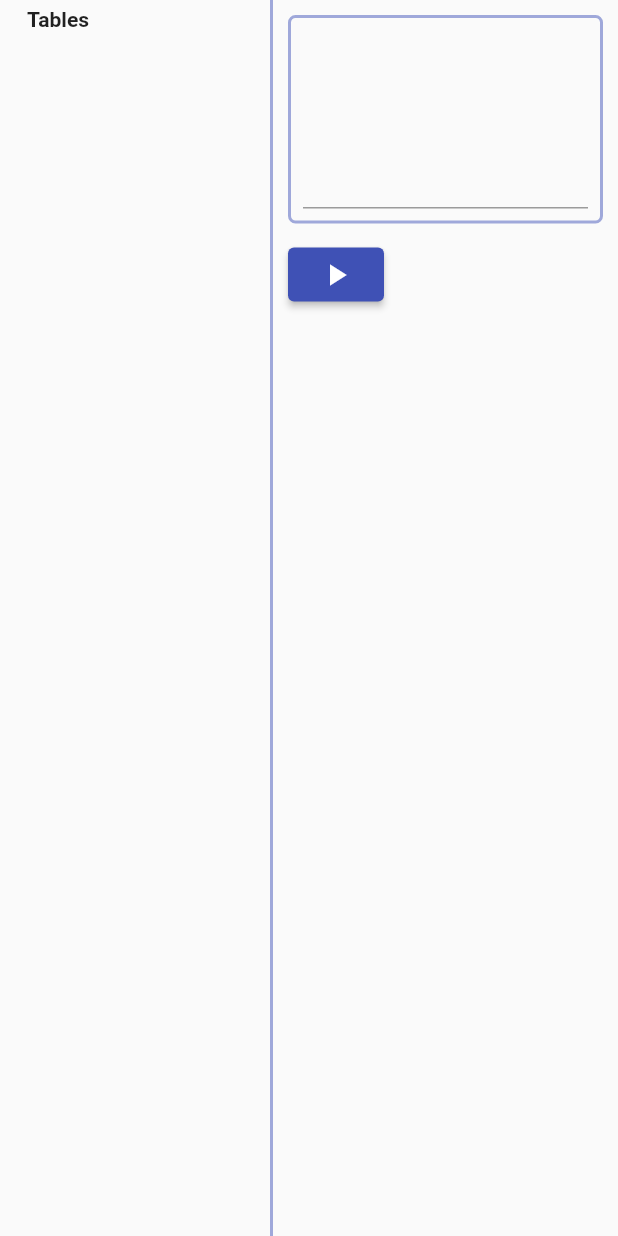
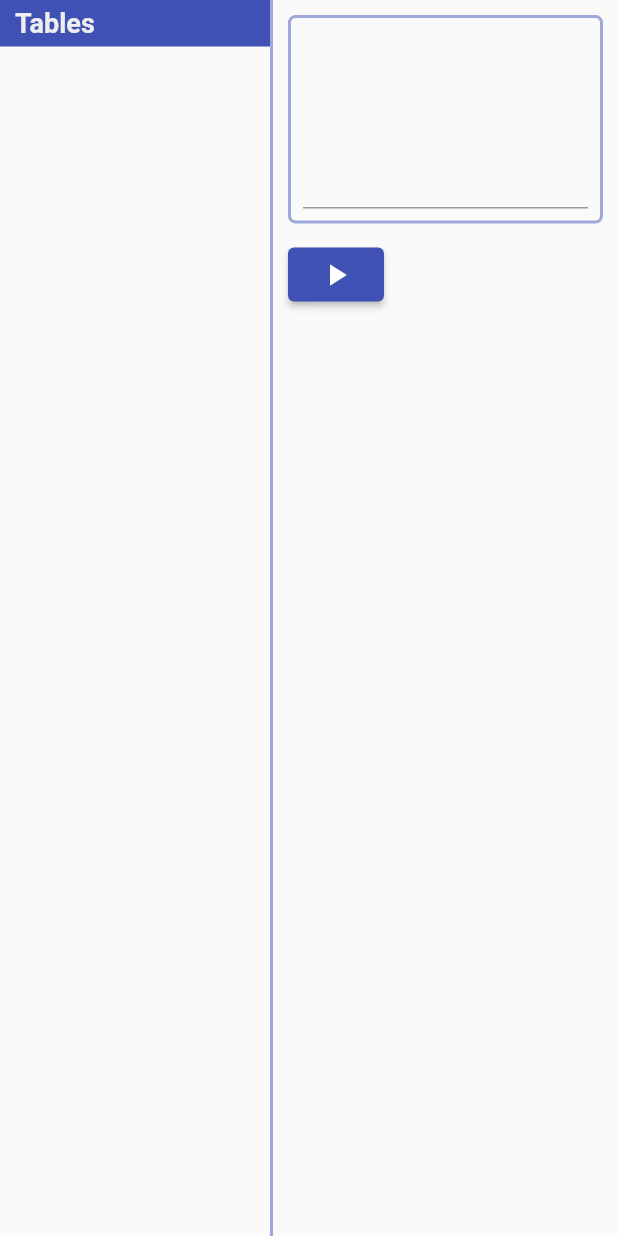
Before and after one commit to ushieru/Pinguino, a Flutter app: the Home screen opened by its route, on a phone screen of 412 x 824 dp. Run offline on Flutter 3.47's test engine with Material 2 defaults, Android fonts, the phone set to English and light mode, and no system bars; our stand-ins replace bloc, file_picker, flutter_bloc, sqflite_common, sqflite_common_ffi; accounts and stored records are empty.

Commit message:
Fix design

```diff
--- a/lib/widgets/sidebar.dart
+++ b/lib/widgets/sidebar.dart
@@ -9,20 +9,29 @@ class Sidebar extends StatelessWidget {
   @override
   Widget build(BuildContext context) {
     return Column(crossAxisAlignment: CrossAxisAlignment.start, children: [
-      const Padding(
-          padding: EdgeInsets.only(left: 18, top: 5, bottom: 5),
-          child: Text('Tables', style: TextStyle(fontWeight: FontWeight.w600))),
-      BlocBuilder<HomeBloc, HomeState>(
+      Container(
+          padding: const EdgeInsets.symmetric(horizontal: 10, vertical: 5),
+          width: double.maxFinite,
+          decoration: const BoxDecoration(color: Colors.indigo),
+          child: Text('Tables',
+              style: TextStyle(
+                  color: Colors.grey.shade200,
+                  fontWeight: FontWeight.w600,
+                  fontSize: 18))),
+      const SizedBox(height: 10),
+      Expanded(
+          child: BlocBuilder<HomeBloc, HomeState>(
               buildWhen: (previous, current) => current is NewTablesState,
               builder: (context, state) {
                 if (state is! NewTablesState) {
                   return Column(children: const []);
                 }
-            return Column(
+                return ListView(
                     children: state.newTableNames
-                    .map<Widget>((tableName) => SidebarTableButton(tableName))
+                        .map<Widget>(
+                            (tableName) => SidebarTableButton(tableName))
                         .toList());
-          })
+              }))
     ]);
   }
 }
```
Lines whose indentation alone changed are shown as unchanged.
